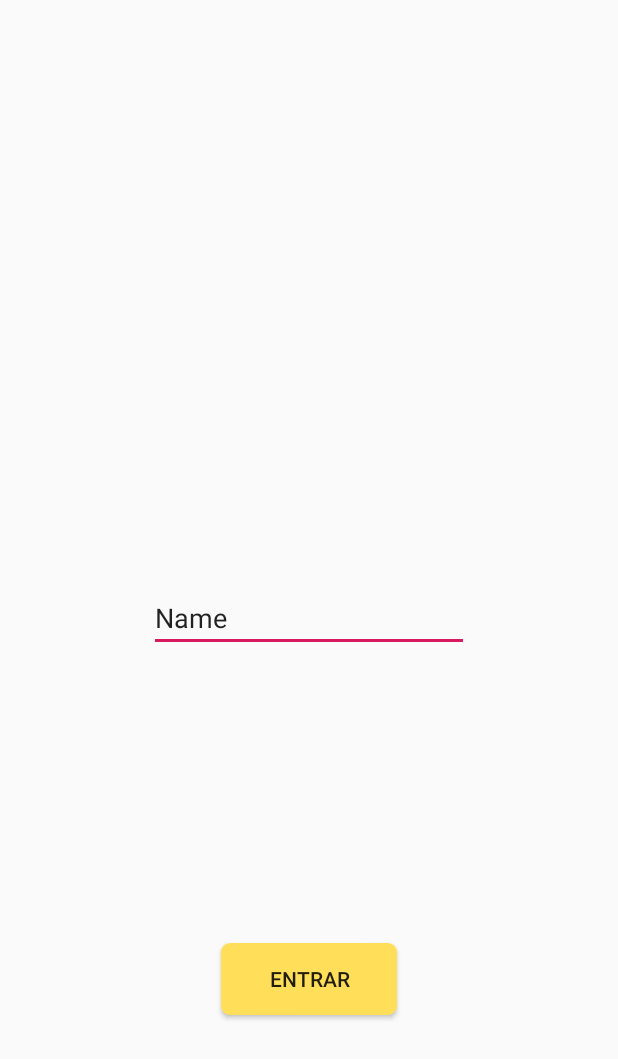
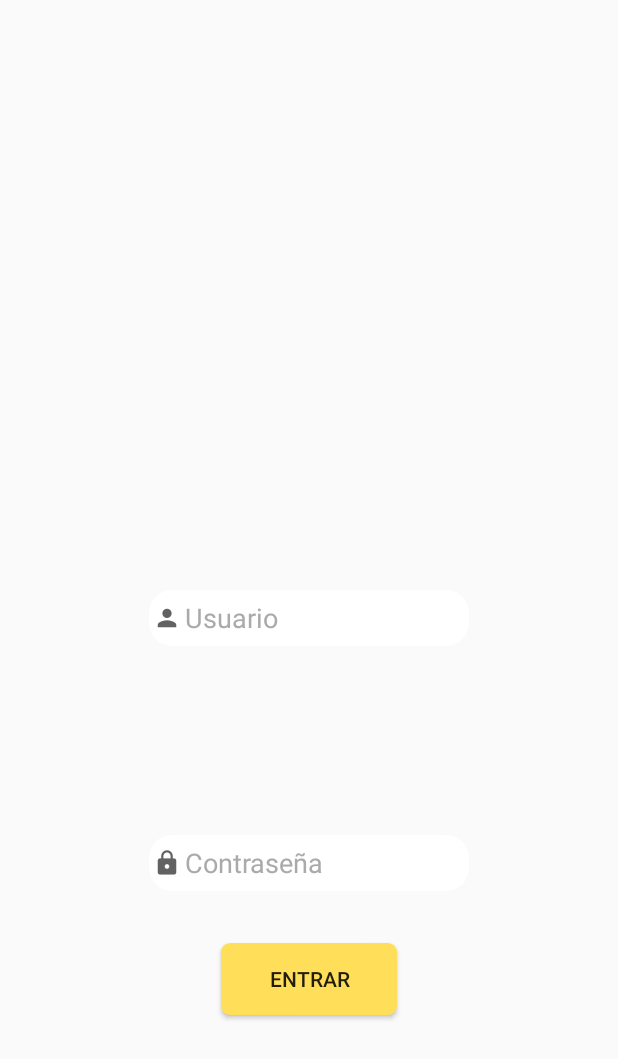
Before and after one commit to luissalgado9/proyecto-xiu, an Android app: the screen it shows after launch (MainActivity), on a phone screen of 412 x 824 dp. Shown: the top 1059 px of the screen. Run offline under Robolectric (Android 15) with nearby library versions, the phone set to English and light mode, and no system bars.

Commit message:
Edit text agregados

```diff
--- /dev/null
+++ b/app/src/main/res/drawable/editxt_round.xml
@@ -0,0 +1,10 @@
+<?xml version="1.0" encoding="utf-8"?>
+<shape xmlns:android="http://schemas.android.com/apk/res/android"
+    android:shape="rectangle" android:padding="10dp">
+    <solid android:color="#FFFFFF"/>
+    <corners
+        android:bottomRightRadius="15dp"
+        android:bottomLeftRadius="15dp"
+        android:topLeftRadius="15dp"
+        android:topRightRadius="15dp"/>
+</shape>
--- a/app/src/main/res/layout/activity_main.xml
+++ b/app/src/main/res/layout/activity_main.xml
@@ -19,9 +19,30 @@
     <EditText
         android:id="@+id/editText"
         android:layout_width="wrap_content"
-        android:layout_height="wrap_content"
+        android:layout_height="37dp"
         android:layout_centerInParent="true"
         android:ems="10"
         android:inputType="textPersonName"
-        android:text="Name" />
+        android:background="@drawable/editxt_round"
+        android:drawableLeft="@drawable/ic_action_user"
+        android:hint="Usuario"
+        android:textColor="@android:color/black"
+        android:textColorHint="@android:color/darker_gray" />
+
+    <EditText
+        android:id="@+id/editText4"
+        android:layout_width="wrap_content"
+        android:layout_height="37dp"
+        android:layout_alignStart="@+id/editText"
+        android:layout_alignParentBottom="true"
+        android:layout_marginStart="0dp"
+        android:layout_marginBottom="230dp"
+        android:background="@drawable/editxt_round"
+        android:drawableLeft="@drawable/ic_action_pass"
+        android:ems="10"
+        android:hint="Contraseña"
+        android:inputType="textPassword"
+        android:textColor="@android:color/black"
+        android:textColorHint="@android:color/darker_gray" />
+
 </RelativeLayout>
```
Also changed, not shown: app/src/main/res/drawable-hdpi/ic_action_pass.png (added), app/src/main/res/drawable-hdpi/ic_action_user.png (added), app/src/main/res/drawable-mdpi/ic_action_pass.png (added), app/src/main/res/drawable-mdpi/ic_action_user.png (added), app/src/main/res/drawable-xhdpi/ic_action_pass.png (added), app/src/main/res/drawable-xhdpi/ic_action_user.png (added), app/src/main/res/drawable-xxhdpi/ic_action_pass.png (added), app/src/main/res/drawable-xxhdpi/ic_action_user.png (added), app/src/main/res/drawable-xxxhdpi/ic_action_pass.png (added), app/src/main/res/drawable-xxxhdpi/ic_action_user.png (added).
